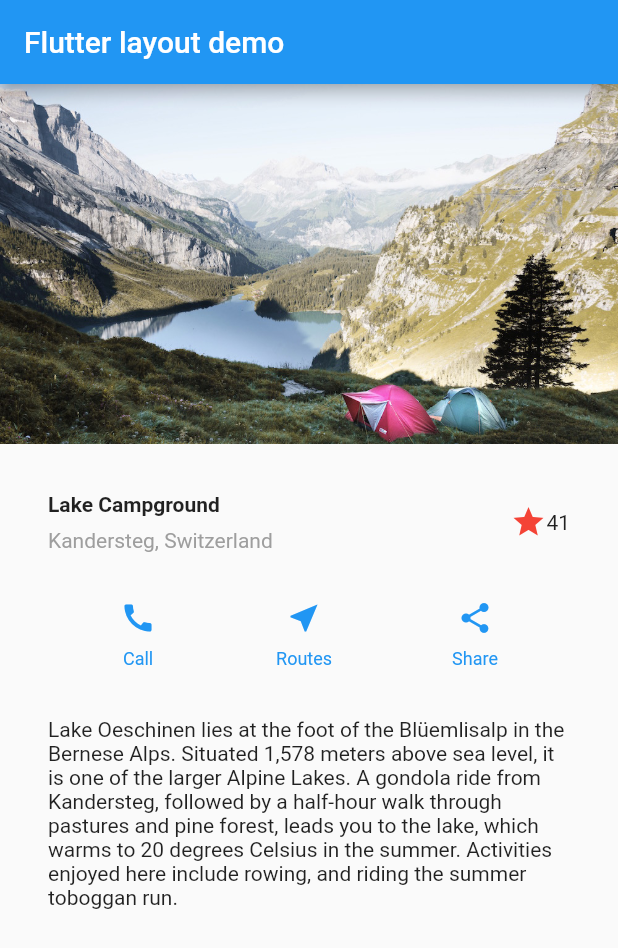
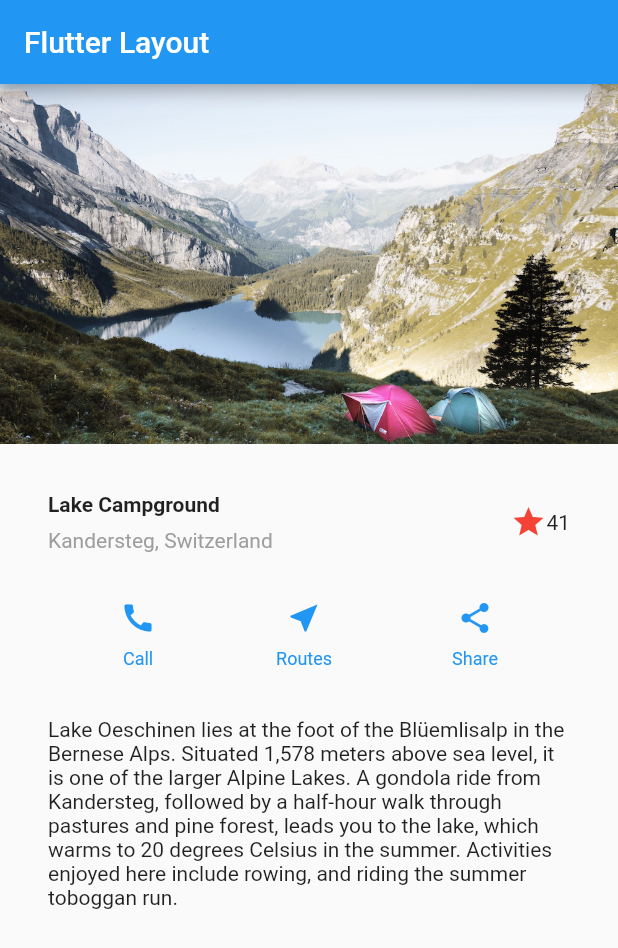
Before and after one commit to katashafar/flutter_application_1, a Flutter app: the screen it shows after launch, on a phone screen of 412 x 824 dp. Shown: the top 948 px of the screen. Run offline on Flutter 3.47's test engine with Material 2 defaults, Android fonts, the phone set to English and light mode, and no system bars.

Commit message:
change title screen

```diff
--- a/lib/main.dart
+++ b/lib/main.dart
@@ -67,10 +67,10 @@ class MyApp extends StatelessWidget {
     );
 
     return MaterialApp(
-      title: 'Flutter layout demo',
+      title: 'Trying Layout in Flutter',
       home: Scaffold(
         appBar: AppBar(
-          title: const Text('Flutter layout demo'),
+          title: const Text('Flutter Layout'),
         ),
         body: ListView(
           children: [
```
